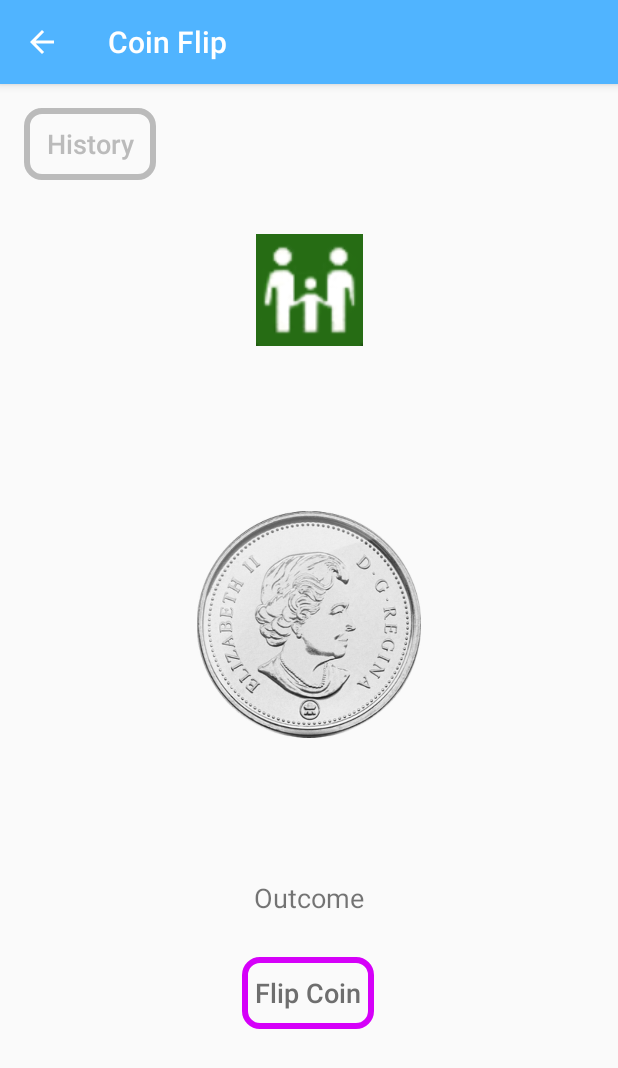
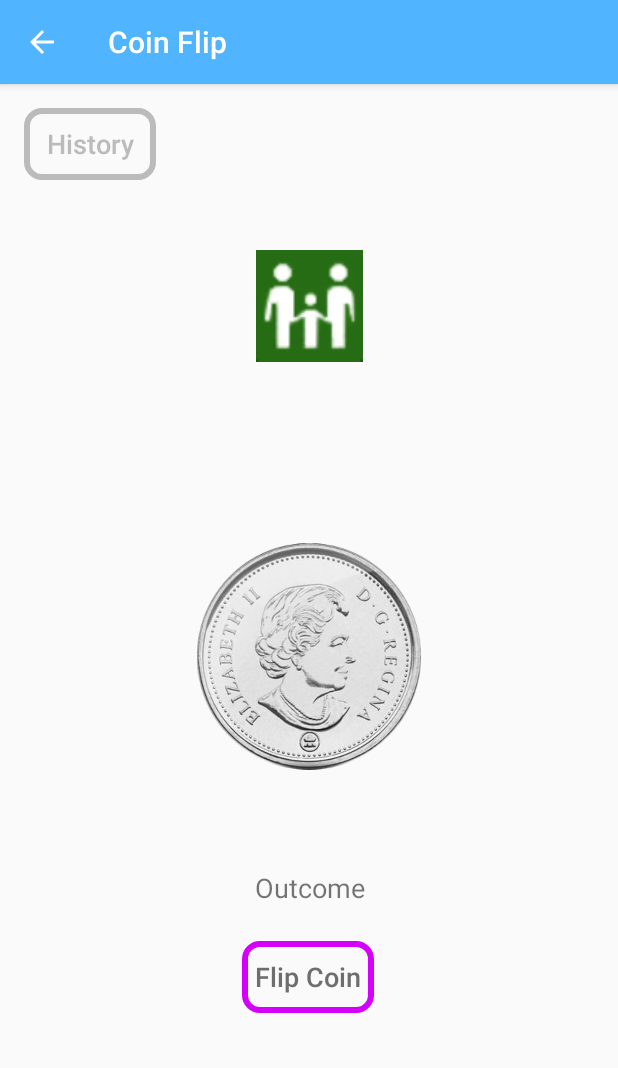
Before and after one commit to trevorbonas/Practical-Parent, an Android app: the CoinFlipActivity screen opened directly, with no data from a screen before it, on a phone screen of 412 x 824 dp. Shown: the top 1068 px of the screen. Run offline under Robolectric (Android 15) with nearby library versions, the phone set to English and light mode, and no system bars; pictures from the network do not load; Roboto replaces fonts that are not available here.

Commit message:
fixed orientation of coin images

```diff
--- a/app/src/main/res/layout/content_coin_flip.xml
+++ b/app/src/main/res/layout/content_coin_flip.xml
@@ -16,14 +16,14 @@
         app:layout_constraintEnd_toEndOf="parent"
         app:layout_constraintStart_toStartOf="parent"
         app:layout_constraintTop_toTopOf="parent"
-        app:layout_constraintVertical_bias="0.631"
+        app:layout_constraintVertical_bias="1.0"
         app:srcCompat="@drawable/heads" />
 
     <ImageView
         android:id="@+id/ivTails"
         android:layout_width="149dp"
         android:layout_height="171dp"
-        android:layout_marginTop="328dp"
+        android:layout_marginTop="296dp"
         android:alpha="0.0"
         app:layout_constraintEnd_toEndOf="parent"
         app:layout_constraintStart_toStartOf="parent"
@@ -35,7 +35,7 @@
         style="@style/Widget.AppCompat.Button.Borderless"
         android:layout_width="wrap_content"
         android:layout_height="wrap_content"
-        android:layout_marginTop="136dp"
+        android:layout_marginTop="104dp"
         android:background="@drawable/outlined_button"
         android:fontFamily="sans-serif-medium"
         android:foreground="@drawable/ripple_mask"
@@ -52,11 +52,12 @@
         android:id="@+id/txtResult"
         android:layout_width="wrap_content"
         android:layout_height="wrap_content"
-        android:layout_marginTop="84dp"
+        android:layout_marginTop="56dp"
         android:text="@string/outcome"
         android:textAlignment="center"
         android:textSize="18sp"
         app:layout_constraintEnd_toEndOf="parent"
+        app:layout_constraintHorizontal_bias="0.502"
         app:layout_constraintStart_toStartOf="parent"
         app:layout_constraintTop_toBottomOf="@+id/ivHeads" />
 
```
